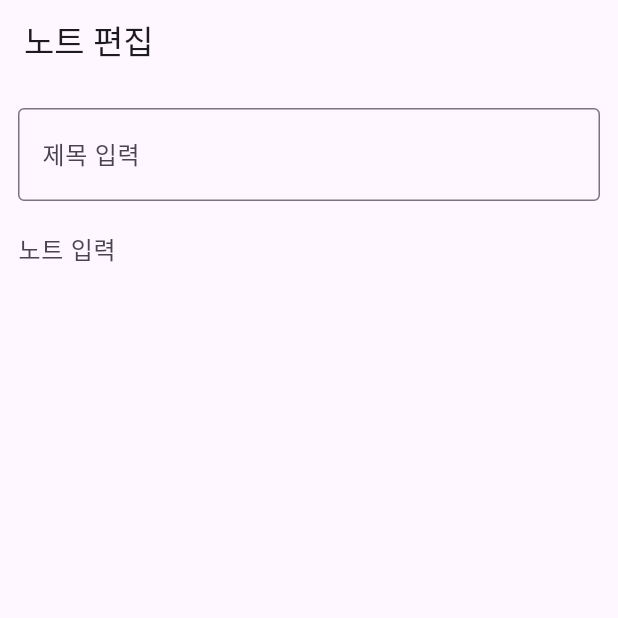
After one commit to daniel4191/flutter_memo, a Flutter app: the screen it shows after launch, on a phone screen of 412 x 824 dp, the top half of it. The commit adds this screen. Run offline on Flutter 3.47's test engine with Material 3 defaults, Android fonts, the phone set to English and light mode, and no system bars.

Commit message:
note edit function added

```diff
--- a/lib/main.dart
+++ b/lib/main.dart
@@ -1,4 +1,5 @@
 import 'package:flutter/material.dart';
+import 'package:sticky_notes/page/note_edit_page.dart';
 import 'package:sticky_notes/page/note_list_page.dart';
 
 void main() {
@@ -17,7 +18,7 @@ class MyApp extends StatelessWidget {
 
         primarySwatch: Colors.teal,
       ),
-      home: NoteListPage(),
+      home: NoteEditPage(),
     );
   }
 }
--- /dev/null
+++ b/lib/page/note_edit_page.dart
@@ -0,0 +1,50 @@
+import 'package:flutter/material.dart';
+
+class NoteEditPage extends StatefulWidget {
+
+  @override
+  State createState() => _NoteEditPageState();
+}
+
+class _NoteEditPageState extends State<NoteEditPage>{
+
+  final titleController = TextEditingController();
+
+  final bodyController = TextEditingController();
+
+  @override
+  Widget build(BuildContext context) {
+    return Scaffold(
+      appBar: AppBar(
+        title: Text("노트 편집"),
+      ),
+      body: SingleChildScrollView(
+        padding: EdgeInsets.symmetric(horizontal: 12, vertical: 16),
+        child: Column(
+          mainAxisSize: MainAxisSize.min,
+          children: [
+            TextField(
+              decoration: InputDecoration(
+                border: OutlineInputBorder(),
+                labelText: "제목 입력",
+              ),
+              maxLines: 1,
+              style: TextStyle(fontSize: 20),
+              controller: titleController,
+            ),
+            SizedBox(height: 8),
+            TextField(
+              decoration: InputDecoration(
+                border: InputBorder.none,
+                hintText: "노트 입력",
+              ),
+              maxLines: null,
+              keyboardType: TextInputType.multiline,
+              controller: bodyController,
+            ),
+          ],
+        ),
+      ),
+    );
+  }
+}
```
